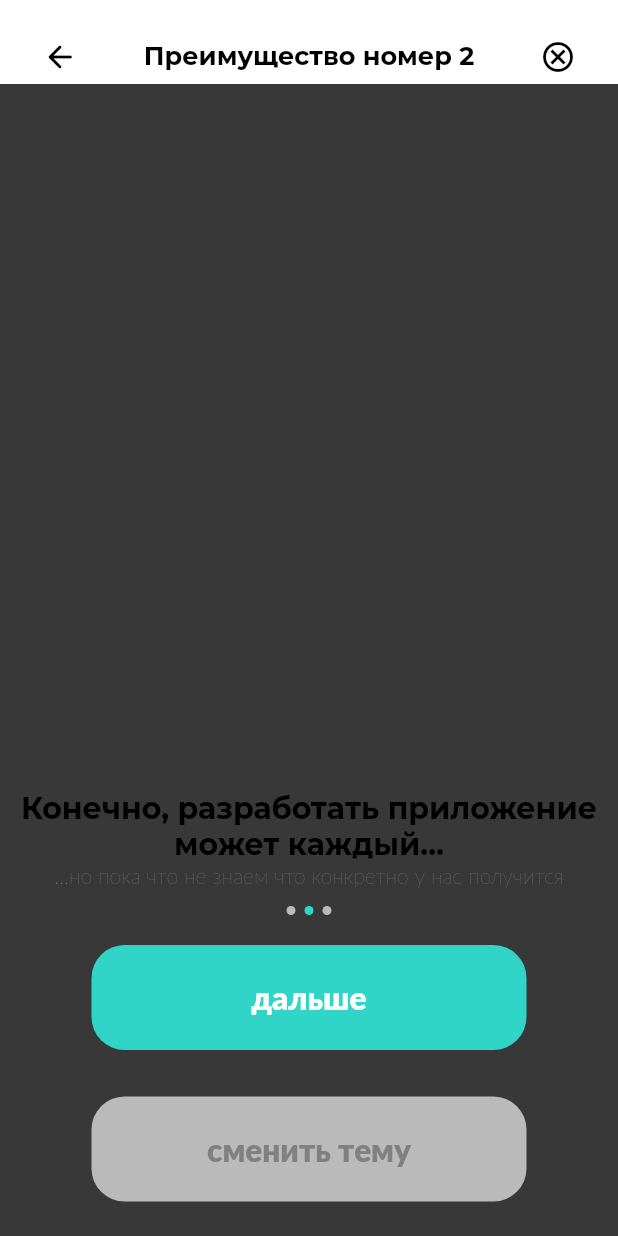
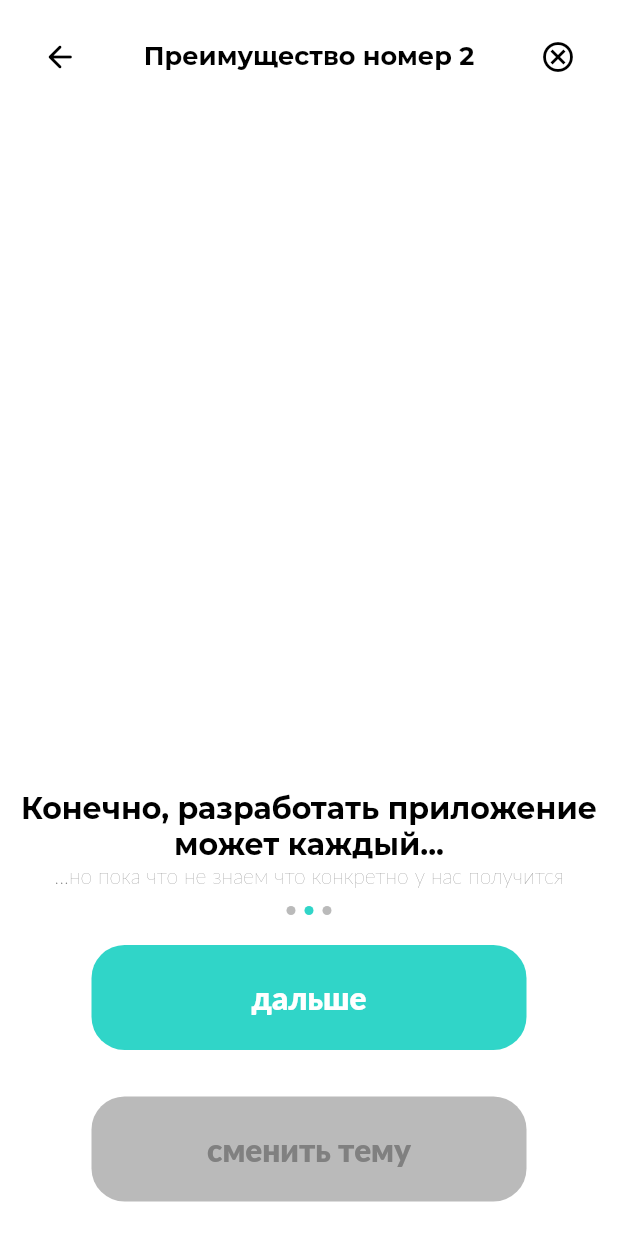
Before and after one commit to tetpic/gori-ka, a Flutter app: the screen it shows after launch, after a tap on "дальше", after a tap on "сменить тему", on a phone screen of 412 x 824 dp. Run offline on Flutter 3.47's test engine with Material 2 defaults, Android fonts, the phone set to English and light mode, and no system bars; our stand-ins replace get, hive, hive_flutter; accounts and stored records are empty; project files that could hold a hidden picture were left out.

Commit message:
added hive but all works ololo

```diff
--- a/lib/controllers/benefits_controller.dart
+++ b/lib/controllers/benefits_controller.dart
@@ -53,12 +53,16 @@ class BenefitsController extends GetxController {
     setContent(activeItem.value);
   }
 
-  void changeTheme() async {
+  Future changeTheme() async {
     var themeBox = await Hive.openBox('theme');
+
     var theme = themeBox.get('themeName');
-    theme == 'black'
+
+    theme == 'dark'
         ? themeBox.put('themeName', 'white')
         : themeBox.put('themeName', 'dark');
+    print("benefits:" + theme);
     activeTheme.value = theme as String;
+    return theme;
   }
 }
--- a/lib/main.dart
+++ b/lib/main.dart
@@ -47,10 +47,9 @@ class _Starter extends StatelessWidget {
   Widget build(BuildContext context) {
     final LoadingController controller = Get.put(LoadingController());
     controller.changeTheme().then((name) => {
-          if (name == 'dark')
-            {() => Get.changeThemeMode(ThemeMode.dark)}
-          else
-            {() => Get.changeThemeMode(ThemeMode.light)}
+          name == 'dark'
+              ? Get.changeThemeMode(ThemeMode.dark)
+              : Get.changeThemeMode(ThemeMode.light)
         });
 
     // ignore: avoid_print
--- a/lib/pages/benefits/benefits.dart
+++ b/lib/pages/benefits/benefits.dart
@@ -159,10 +159,11 @@ class _BenefitsButtons extends StatelessWidget {
     }
 
     void changeTheme() {
-      controller.changeTheme();
-      controller.activeTheme.value == 'white'
-          ? Get.changeThemeMode(ThemeMode.dark)
-          : Get.changeThemeMode(ThemeMode.light);
+      controller.changeTheme().then((theme) => {
+            controller.activeTheme.value == 'white'
+                ? Get.changeThemeMode(ThemeMode.dark)
+                : Get.changeThemeMode(ThemeMode.light)
+          });
     }
 
     return Column(
```
